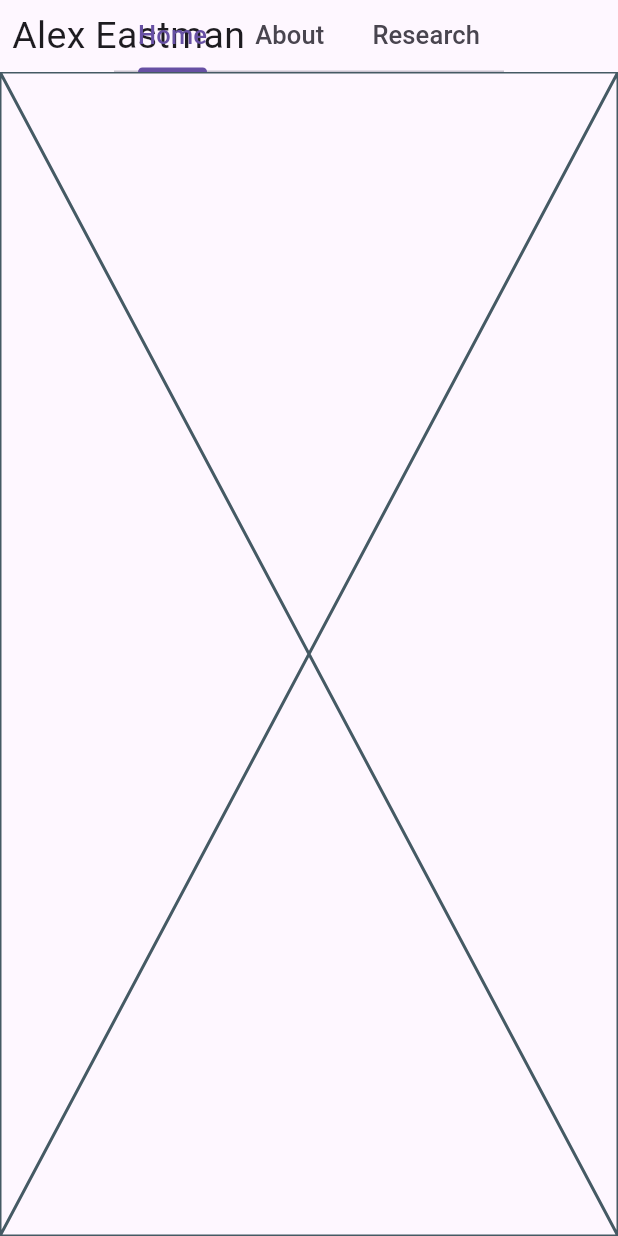
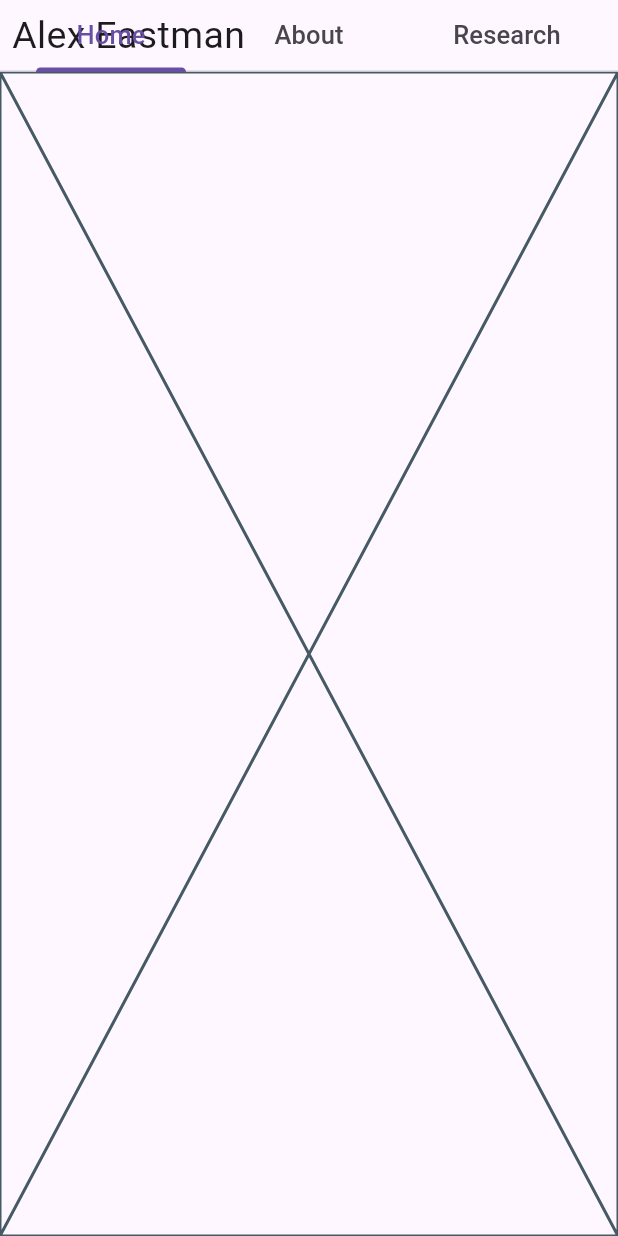
Before and after one commit to alexeast99/alexeast99.github.io, a Flutter app: the screen it shows after launch, on a phone screen of 412 x 824 dp. Run offline on Flutter 3.47's test engine with Material 3 defaults, Android fonts, the phone set to English and light mode, and no system bars.

Commit message:
made tab widths uniform

```diff
--- a/lib/main.dart
+++ b/lib/main.dart
@@ -25,14 +25,15 @@ class MainScreen extends StatelessWidget {
       child: Scaffold(
         appBar: AppBar(
           bottom: const TabBar(
+            isScrollable: true,
             labelStyle: TextStyle(
               fontSize: 17.0,
             ),
             tabAlignment: TabAlignment.center,
             tabs: [
-              Tab(text: "Home"),
-              Tab(text: "About"),
-              Tab(text: "Research"),
+              UniformTab(text: "Home"),
+              UniformTab(text: "About"),
+              UniformTab(text: "Research"),
             ],
           ),
           toolbarHeight: 0.0,
@@ -57,3 +58,16 @@ class MainScreen extends StatelessWidget {
     );
   }
 }
+
+class UniformTab extends StatelessWidget {
+  const UniformTab({super.key, required this.text});
+  final String text;
+
+  @override
+  Widget build(BuildContext context) {
+    return SizedBox(
+      width: 100.0,
+      child: Tab(text: text),
+    );
+  }
+}
```
